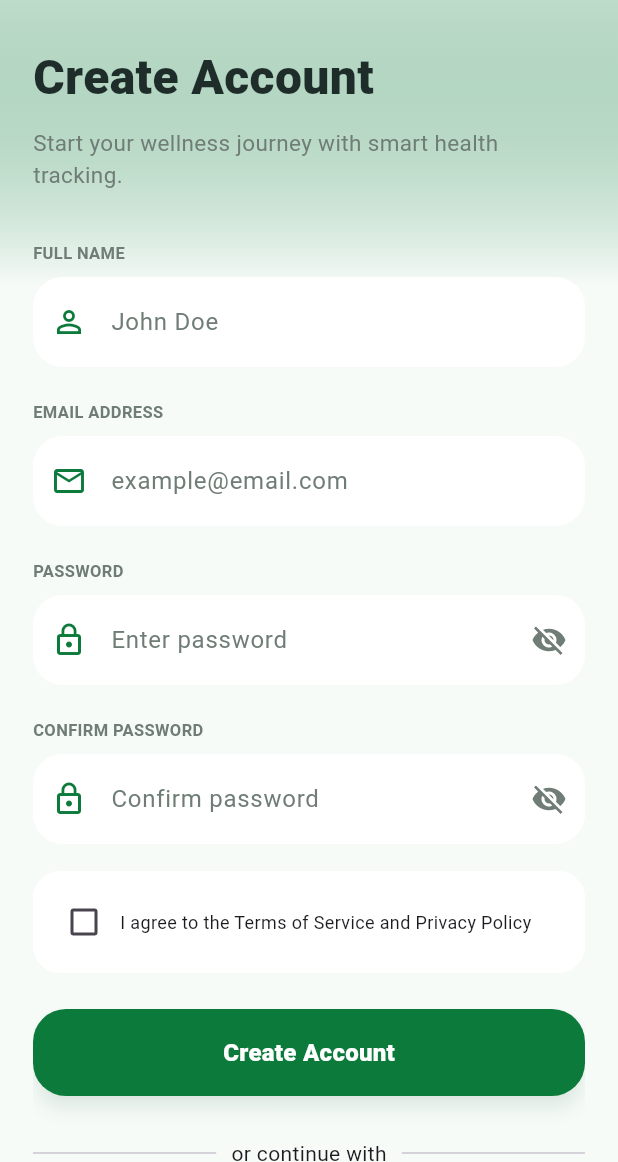
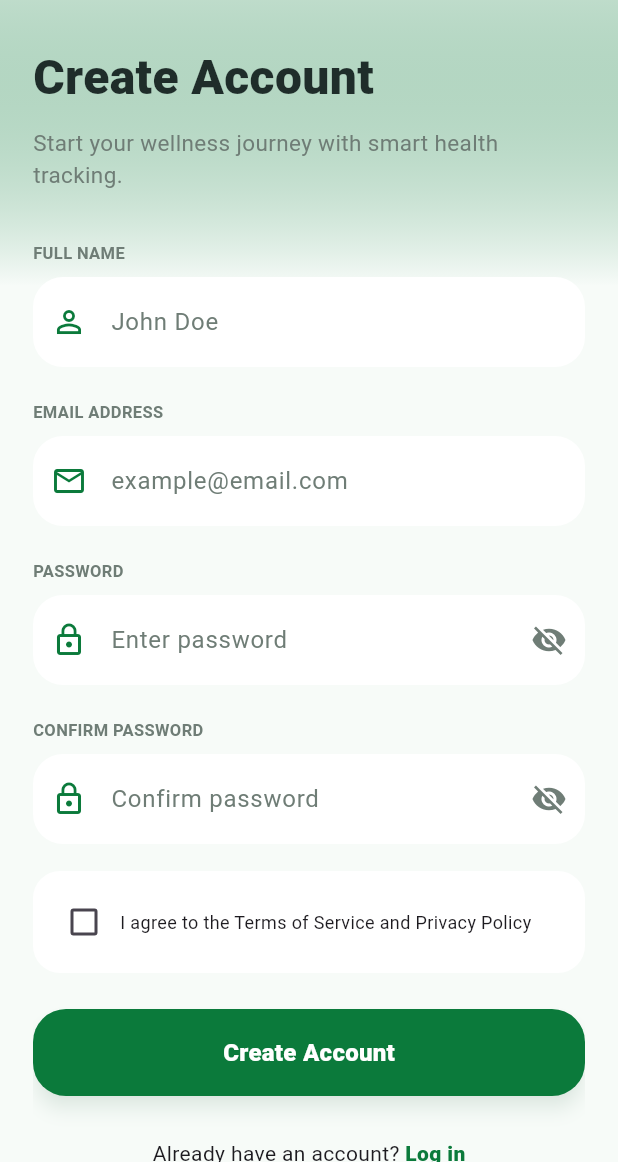
Before and after one commit to ghada91-m/vitality-app, a Flutter app: the SignupScreen screen opened by its route, on a phone screen of 412 x 824 dp, the part 74-1236 px from its top. Run offline on Flutter 3.47's test engine with Material 3 defaults, Android fonts, the light colour scheme and no system bars; our stand-ins replace dio, shared_preferences; accounts and stored records are empty.

Commit message:
Merge branch 'master' of https://github.com/ghada91-m/vitality-app
# Conflicts:
#	lib/main.dart
#	lib/screens/forget.dart
#	lib/screens/login.dart
#	lib/screens/onboarding_ai_scan.dart
#	lib/screens/onboarding_get_started.dart
#	lib/screens/onboarding_insights.dart
#	lib/screens/signup.dart
#	lib/screens/splash.dart
#	macos/Flutter/GeneratedPluginRegistrant.swift
#	pubspec.lock
#	pubspec.yaml

```diff
--- /dev/null
+++ b/lib/core/services/api_endpoints.dart
@@ -0,0 +1,15 @@
+class ApiEndpoints {
+
+  // Authentication
+  static const String register =
+      '/api/Authentication/register';
+
+  static const String login =
+      '/api/Authentication/login';
+
+  static const String forgotPassword =
+      '/api/Authentication/forgot-password';
+
+  static const String resetPassword =
+      '/api/Authentication/reset-password';
+}
--- /dev/null
+++ b/lib/core/services/api_service.dart
@@ -0,0 +1,21 @@
+import 'package:dio/dio.dart';
+
+class ApiService {
+  late Dio dio;
+
+  ApiService() {
+    dio = Dio(
+      BaseOptions(
+        baseUrl: 'https://nutripulse.runasp.net',
+
+        connectTimeout: const Duration(seconds: 30),
+        receiveTimeout: const Duration(seconds: 30),
+
+        headers: {
+          'Content-Type': 'application/json',
+          'Accept': 'application/json',
+        },
+      ),
+    );
+  }
+}
--- /dev/null
+++ b/lib/core/services/auth_user_model.dart
@@ -0,0 +1,39 @@
+class AuthUserModel {
+
+  final String token;
+  final String expiresAtUtc;
+  final String userName;
+  final String email;
+  final List<String> roles;
+
+  AuthUserModel({
+    required this.token,
+    required this.expiresAtUtc,
+    required this.userName,
+    required this.email,
+    required this.roles,
+  });
+
+  factory AuthUserModel.fromJson(
+      Map<String, dynamic> json) {
+
+    return AuthUserModel(
+
+      token:
+      json['token'] ?? '',
+
+      expiresAtUtc:
+      json['expiresAtUtc'] ?? '',
+
+      userName:
+      json['userName'] ?? '',
+
+      email:
+      json['email'] ?? '',
+
+      roles:
+      List<String>.from(
+          json['roles'] ?? []),
+    );
+  }
+}
--- a/lib/features/registration/screens/signup.dart
+++ b/lib/features/registration/screens/signup.dart
@@ -1,13 +1,13 @@
 import 'package:flutter/material.dart';
-import 'package:shared_preferences/shared_preferences.dart';
 
 import '../../../core/constants/colors.dart';
 import '../../../core/constants/routes_name.dart';
-import '../../../core/constants/app_keys.dart';
 import '../../../core/validators/app_validator.dart';
 
 import '../../../core/widgets/app_button.dart';
 import '../../../core/widgets/app_text_field.dart';
+
+import '../../../core/services/auth_service.dart';
 
 class SignupScreen extends StatefulWidget {
 
@@ -23,6 +23,9 @@ class _SignupScreenState
 
   final _formKey =
   GlobalKey<FormState>();
+
+  final AuthService _authService =
+  AuthService();
 
   bool isChecked = false;
 
@@ -560,17 +563,33 @@ class _SignupScreenState
                               return;
                             }
 
-                            final prefs =
-                            await SharedPreferences
-                                .getInstance();
+                            try {
 
-                            await prefs
-                                .setString(
+                              await _authService.register(
 
-                              AppKeys
-                                  .token,
+                                userName:
+                                nameController.text,
 
-                              '123',
+                                email:
+                                emailController.text,
+
+                                password:
+                                passwordController.text,
+
+                                age: 20,
+                              );
+
+                              if (!mounted) return;
+
+                              ScaffoldMessenger.of(context)
+                                  .showSnackBar(
+
+                                const SnackBar(
+
+                                  content: Text(
+                                    'Account Created Successfully',
+                                  ),
+                                ),
                               );
 
                               Navigator
@@ -581,124 +600,25 @@ class _SignupScreenState
                                 RoutesName
                                     .collectData,
                               );
+
+                            } catch (e) {
+
+                              ScaffoldMessenger.of(context)
+                                  .showSnackBar(
+
+                                SnackBar(
+
+                                  content:
+                                  Text(e.toString()),
+                                ),
+                              );
+                            }
                           }
                         },
                       ),
 
                       const SizedBox(
                         height: 28,
-                      ),
-
-                      /// DIVIDER
-                      Row(
-                        children: const [
-
-                          Expanded(
-                            child:
-                            Divider(),
-                          ),
-
-                          Padding(
-
-                            padding:
-                            EdgeInsets
-                                .symmetric(
-                              horizontal:
-                              10,
-                            ),
-
-                            child: Text(
-                              "or continue with",
-                            ),
-                          ),
-
-                          Expanded(
-                            child:
-                            Divider(),
-                          ),
-                        ],
-                      ),
-
-                      const SizedBox(
-                        height: 24,
-                      ),
-
-                      /// GOOGLE BUTTON
-                      Container(
-
-                        width:
-                        double.infinity,
-
-                        padding:
-                        const EdgeInsets
-                            .symmetric(
-                          vertical: 16,
-                        ),
-
-                        decoration:
-                        BoxDecoration(
-
-                          color:
-                          AppColors
-                              .white,
-
-                          borderRadius:
-                          BorderRadius
-                              .circular(
-                            20,
-                          ),
-
-                          border:
-                          Border.all(
-
-                            color: Colors
-                                .grey
-                                .shade300,
-                          ),
-                        ),
-
-                        child:
-                        const Center(
-
-                          child: Row(
-
-                            mainAxisAlignment:
-                            MainAxisAlignment
-                                .center,
-
-                            children: [
-
-                              Icon(
-
-                                Icons
-                                    .g_mobiledata,
-
-                                size: 32,
-                              ),
-
-                              SizedBox(
-                                width: 8,
-                              ),
-
-                              Text(
-
-                                "Continue with Google",
-
-                                style:
-                                TextStyle(
-
-                                  fontWeight:
-                                  FontWeight
-                                      .w700,
-                                ),
-                              ),
-                            ],
-                          ),
-                        ),
-                      ),
-
-                      const SizedBox(
-                        height: 30,
                       ),
 
                       /// LOGIN
--- a/pubspec.yaml
+++ b/pubspec.yaml
@@ -15,7 +15,8 @@ dependencies:
 
   cupertino_icons: ^1.0.8
 
-  shared_preferences: ^2.2.3
+  shared_preferences: ^2.5.5
+  dio: ^5.9.2
 
 dev_dependencies:
   flutter_test:
```
Also changed, not shown: lib/core/services/auth_service.dart (added, +119 -0 lines), lib/features/registration/screens/forget.dart (+109 -120 lines), lib/features/registration/screens/login.dart (+36 -9 lines), lib/core/services/api_constants.dart (added), pubspec.lock. Lines whose indentation alone changed are shown as unchanged.
